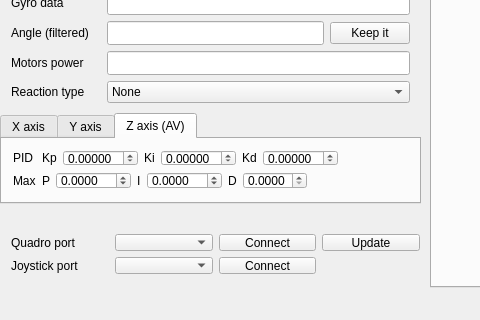
The window that control/qt/quadro.ui (it-workshop/Quadrocopter) describes before a commit, drawn with Qt 5; both pictures show x 0 to 480 and y 253 to 573 of the 1054 by 573 pixel window.
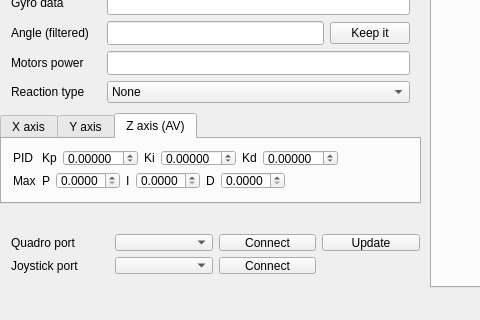
The same window after the commit. The open tabs and pages were chosen to show the change. Custom widgets are drawn as their Qt base class.

What changed in the file:
```diff
--- a/control/qt/quadro.ui
+++ b/control/qt/quadro.ui
@@ -1369,10 +1369,10 @@
             <number>4</number>
            </property>
            <property name="minimum">
-            <double>-10.000000000000000</double>
+            <double>0.000000000000000</double>
            </property>
            <property name="maximum">
-            <double>10.000000000000000</double>
+            <double>5.000000000000000</double>
            </property>
            <property name="singleStep">
             <double>0.010000000000000</double>
@@ -1410,10 +1410,10 @@
             <number>4</number>
            </property>
            <property name="minimum">
-            <double>-10.000000000000000</double>
+            <double>0.000000000000000</double>
            </property>
            <property name="maximum">
-            <double>10.000000000000000</double>
+            <double>5.000000000000000</double>
            </property>
            <property name="singleStep">
             <double>0.010000000000000</double>
```
Left out of the diff: 14 changed lines with no effect on the pictures.
